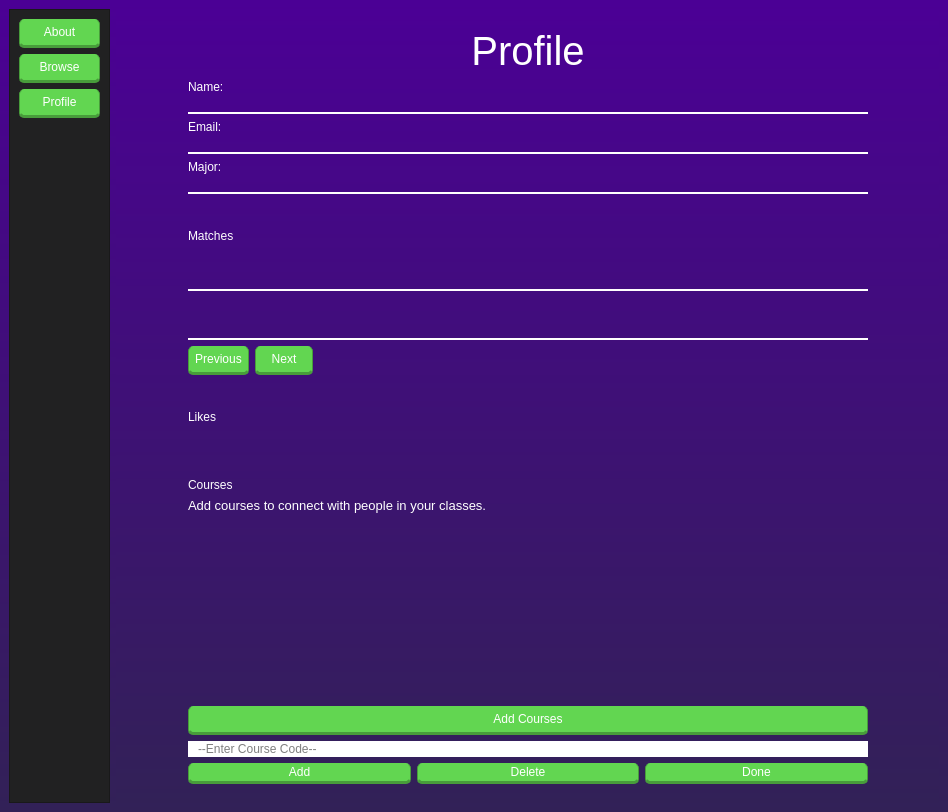
First picture: the form in stinder/ui/Home.ui, repository gibbons-eddie/Stinder, before the edit.
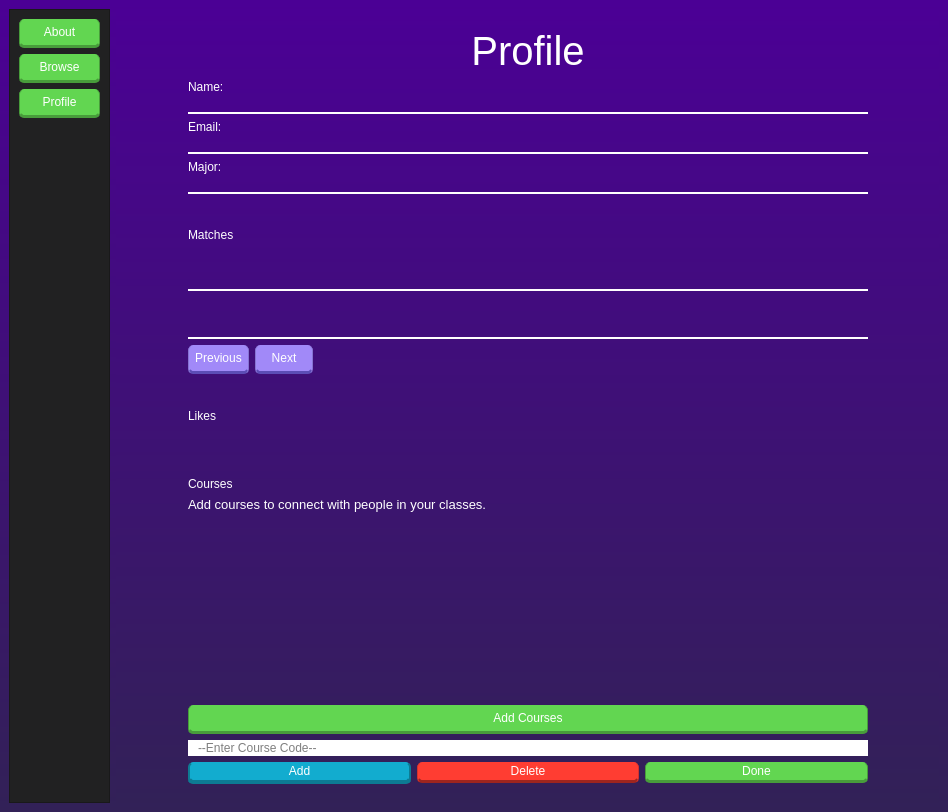
Second picture: the form after the edit. The open tabs and pages were chosen to show the change. Icons and pictures are not drawn.

Commit message: changed button colors

Diff of the .ui file:
```diff
--- a/stinder/ui/Home.ui
+++ b/stinder/ui/Home.ui
@@ -1874,12 +1874,12 @@
               <widget class="QPushButton" name="prevMatchButton">
                <property name="styleSheet">
                 <string notr="true">font: 500 13pt &quot;Nexa Bold&quot;;
-background-color: rgb(98, 214, 81);
+background-color: rgb(161, 137, 248);
 color: rgb(255, 255, 255);
 border-radius: 5px; border: 2px rgb(33, 33, 34);
-border-bottom: 3px solid rgb(72, 156, 59);
-border-left:  1px solid rgb(72, 156, 59);
-border-right:  1px solid rgb(72, 156, 59);
+border-bottom: 3px solid rgb(92, 77, 182);
+border-left:  1px solid rgb(134, 115, 210);
+border-right:  1px solid rgb(134, 115, 210);
 padding: 6px;</string>
                </property>
                <property name="text">
@@ -1894,12 +1894,12 @@
                </property>
                <property name="styleSheet">
                 <string notr="true">font: 500 13pt &quot;Nexa Bold&quot;;
-background-color: rgb(98, 214, 81);
+background-color: rgb(161, 137, 248);
 color: rgb(255, 255, 255);
 border-radius: 5px; border: 2px rgb(33, 33, 34);
-border-bottom: 3px solid rgb(72, 156, 59);
-border-left:  1px solid rgb(72, 156, 59);
-border-right:  1px solid rgb(72, 156, 59);
+border-bottom: 3px solid rgb(92, 77, 182);
+border-left:  1px solid rgb(134, 115, 210);
+border-right:  1px solid rgb(134, 115, 210);
 padding: 6px;
 padding-right:15px;
 padding-left:15px;</string>
@@ -2048,14 +2048,13 @@
               <widget class="QPushButton" name="AddBtn">
                <property name="styleSheet">
                 <string notr="true">font: 500 13pt &quot;Nexa Bold&quot;;
-background-color: rgb(98, 214, 81);
+background-color: rgb(18, 172, 207);
 color: rgb(255, 255, 255);
-border-radius: 5px; border: 2px rgb(33, 33, 34);
-border-bottom: 3px solid rgb(72, 156, 59);
-border-left:  1px solid rgb(72, 156, 59);
-border-right:  1px solid rgb(72, 156, 59);
-padding: 2px;
-</string>
+border-radius: 5px; border: 2px rgb(18, 172, 207);
+border-bottom: 4px solid rgb(13, 123, 147);
+border-left:  2px solid rgb(13, 123, 147);
+border-right:  2px solid rgb(13, 123, 147);
+padding: 2px;</string>
                </property>
                <property name="text">
                 <string>Add</string>
@@ -2063,15 +2062,16 @@
               </widget>
              </item>
              <item>
-              <widget class="QPushButton" name="DoneBtn">
+              <widget class="QPushButton" name="DeleteBtn_2">
                <property name="styleSheet">
                 <string notr="true">font: 500 13pt &quot;Nexa Bold&quot;;
-background-color: rgb(98, 214, 81);
+background-color: rgb(255, 61, 50);
 color: rgb(255, 255, 255);
-border-radius: 5px; border: 2px rgb(33, 33, 34);
-border-bottom: 3px solid rgb(72, 156, 59);
-border-left:  1px solid rgb(72, 156, 59);
-border-right:  1px solid rgb(72, 156, 59);
+border-radius: 5px; 
+border: 2px rgb(255, 61, 50);
+border-bottom: 3px solid rgb(158, 37, 31);
+border-left:  1px solid rgb(214, 50, 42);
+border-right:  1px solid rgb(214, 50, 42);
 padding: 2px;
 </string>
                </property>
@@ -2081,7 +2081,7 @@
               </widget>
              </item>
              <item>
-              <widget class="QPushButton" name="DeleteBtn">
+              <widget class="QPushButton" name="DoneBtn">
                <property name="styleSheet">
                 <string notr="true">font: 500 13pt &quot;Nexa Bold&quot;;
 background-color: rgb(98, 214, 81);
```
Left out of the diff: 26 changed lines with no effect on the pictures. The commit also changes 1 other file.
